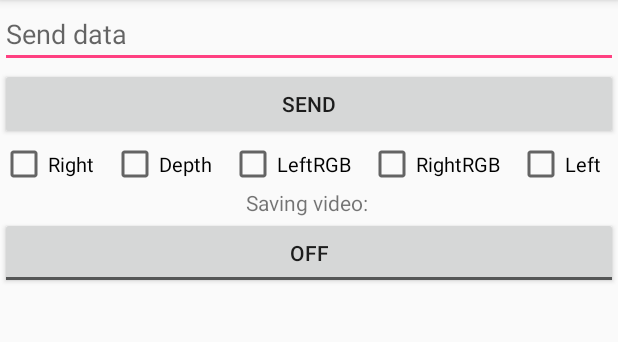
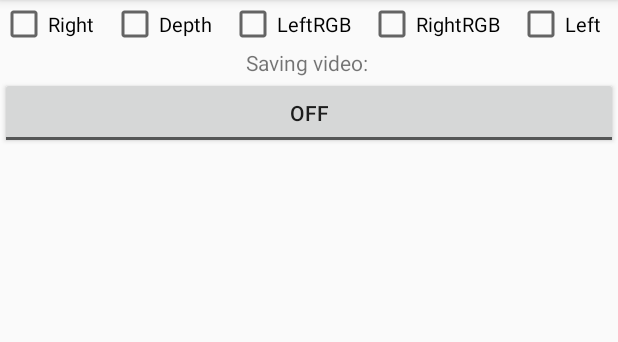
Before and after one commit to HFRibeiro/LifeLines, an Android app: the screen it shows after launch (MainActivity), on a phone screen of 412 x 824 dp, the part 84-426 px from its top. Run offline under Robolectric (Android 15) with nearby library versions, the phone set to English and light mode, and no system bars; 2 statements that could not run were skipped.

Commit message:
remove sendText functions

```diff
--- a/Android/LifeLinesMM2/app/src/main/java/com/lifelines/code/lifelinesmm2/MainActivity.java
+++ b/Android/LifeLinesMM2/app/src/main/java/com/lifelines/code/lifelinesmm2/MainActivity.java
@@ -23,9 +23,7 @@ public class MainActivity extends AppCompatActivity {
     public static final String PREFS_NAME = "MyPrefsFile";
 
     AsyncConnection socketConnection = null;
-    Button sendButton;
     ToggleButton tg_save;
-    EditText sendData;
 
     TimerTask updateConnection;
     Timer timer;
@@ -63,14 +61,6 @@ public class MainActivity extends AppCompatActivity {
 
         startTimer(5);
 
-        sendButton = findViewById(R.id.sendButton);
-        sendData = findViewById(R.id.sendData);
-
-        sendButton.setOnClickListener(new View.OnClickListener() {
-            public void onClick(View v) {
-                sendDataSocket(sendData.getText().toString());
-            }
-        });
 
         tg_save.setOnClickListener(new View.OnClickListener() {
             public void onClick(View v) {
--- a/Android/LifeLinesMM2/app/src/main/res/layout/activity_main.xml
+++ b/Android/LifeLinesMM2/app/src/main/res/layout/activity_main.xml
@@ -3,18 +3,6 @@
     android:layout_width="match_parent"
     android:layout_height="match_parent"
     android:orientation="vertical" >
-
-    <EditText
-        android:id="@+id/sendData"
-        android:layout_width="match_parent"
-        android:layout_height="wrap_content"
-        android:hint="Send data" />
-
-    <Button
-        android:id="@+id/sendButton"
-        android:layout_width="match_parent"
-        android:layout_height="wrap_content"
-        android:text="Send" />
 
     <LinearLayout
         android:layout_width="match_parent"
```
Also changed, not shown: 6 other files.
